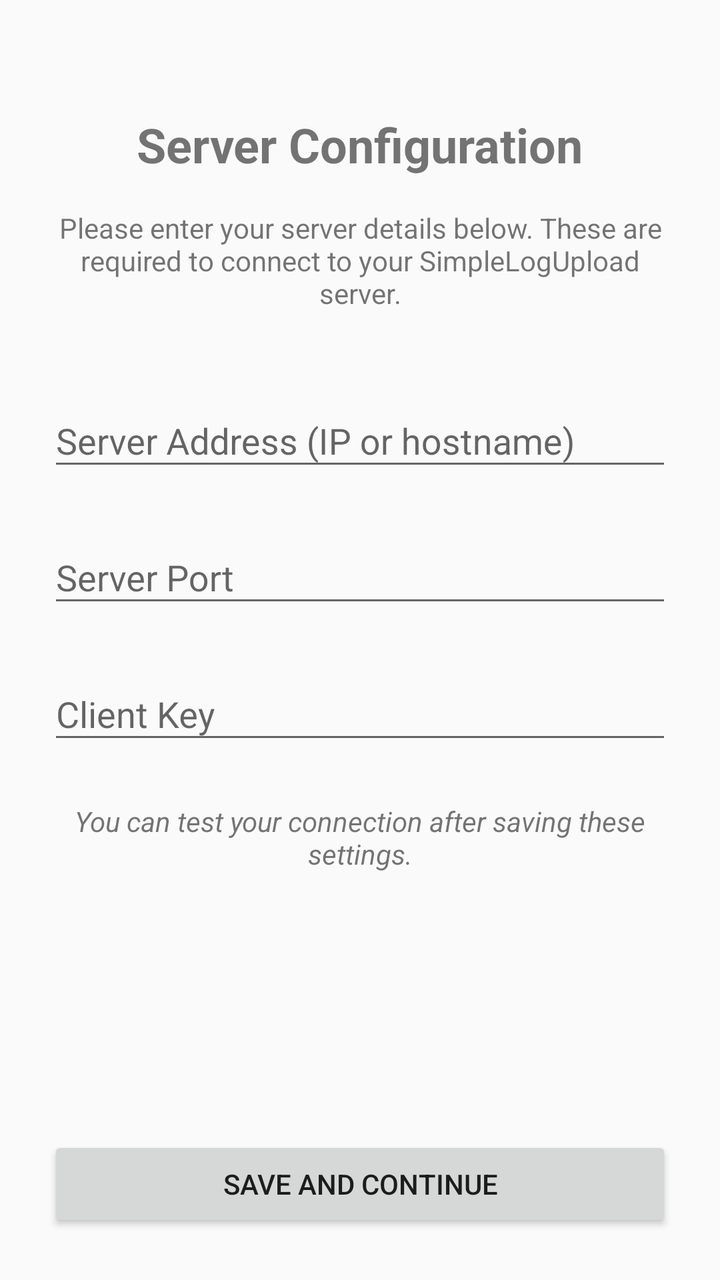
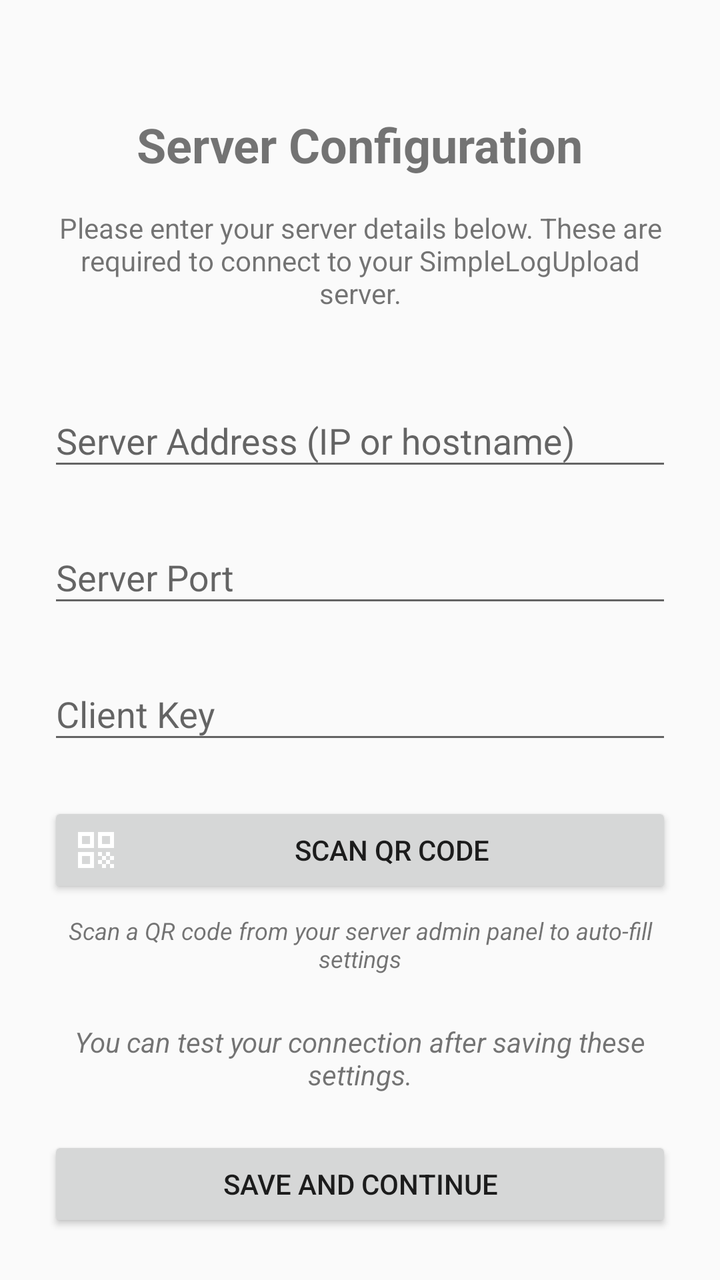

Compare the two renders of this Android layout. The source of the first and the diff that turns it into the second are given below.
<!-- AndroidManifest.xml: application theme Theme.AppCompat.DayNight.DarkActionBar -->
<!-- res/layout/activity_server_setup.xml -->
<?xml version="1.0" encoding="utf-8"?>
<androidx.constraintlayout.widget.ConstraintLayout xmlns:android="http://schemas.android.com/apk/res/android"
    xmlns:app="http://schemas.android.com/apk/res-auto"
    android:layout_width="match_parent"
    android:layout_height="match_parent"
    android:padding="24dp">

    <TextView
        android:id="@+id/setupTitle"
        android:layout_width="wrap_content"
        android:layout_height="wrap_content"
        android:layout_marginTop="32dp"
        android:text="Server Configuration"
        android:textSize="24sp"
        android:textStyle="bold"
        app:layout_constraintEnd_toEndOf="parent"
        app:layout_constraintStart_toStartOf="parent"
        app:layout_constraintTop_toTopOf="parent" />

    <TextView
        android:id="@+id/setupDescription"
        android:layout_width="match_parent"
        android:layout_height="wrap_content"
        android:layout_marginTop="16dp"
        android:text="Please enter your server details below. These are required to connect to your SimpleLogUpload server."
        android:textAlignment="center"
        app:layout_constraintEnd_toEndOf="parent"
        app:layout_constraintStart_toStartOf="parent"
        app:layout_constraintTop_toBottomOf="@+id/setupTitle" />

    <ScrollView
        android:layout_width="match_parent"
        android:layout_height="0dp"
        android:layout_marginTop="16dp"
        android:layout_marginBottom="16dp"
        app:layout_constraintBottom_toTopOf="@+id/finishSetupButton"
        app:layout_constraintEnd_toEndOf="parent"
        app:layout_constraintStart_toStartOf="parent"
        app:layout_constraintTop_toBottomOf="@+id/setupDescription">

        <LinearLayout
            android:layout_width="match_parent"
            android:layout_height="wrap_content"
            android:orientation="vertical">

            <com.google.android.material.textfield.TextInputLayout
                android:id="@+id/serverAddressLayout"
                android:layout_width="match_parent"
                android:layout_height="wrap_content"
                android:layout_marginTop="16dp"
                android:hint="Server Address (IP or hostname)">

                <com.google.android.material.textfield.TextInputEditText
                    android:id="@+id/serverAddressInput"
                    android:layout_width="match_parent"
                    android:layout_height="wrap_content"
                    android:inputType="text" />

            </com.google.android.material.textfield.TextInputLayout>

            <com.google.android.material.textfield.TextInputLayout
                android:id="@+id/serverPortLayout"
                android:layout_width="match_parent"
                android:layout_height="wrap_content"
                android:layout_marginTop="16dp"
                android:hint="Server Port">

                <com.google.android.material.textfield.TextInputEditText
                    android:id="@+id/serverPortInput"
                    android:layout_width="match_parent"
                    android:layout_height="wrap_content"
                    android:inputType="number" />

            </com.google.android.material.textfield.TextInputLayout>

            <com.google.android.material.textfield.TextInputLayout
                android:id="@+id/clientKeyLayout"
                android:layout_width="match_parent"
                android:layout_height="wrap_content"
                android:layout_marginTop="16dp"
                android:hint="Client Key">

                <com.google.android.material.textfield.TextInputEditText
                    android:id="@+id/clientKeyInput"
                    android:layout_width="match_parent"
                    android:layout_height="wrap_content"
                    android:inputType="text" />

            </com.google.android.material.textfield.TextInputLayout>

            <TextView
                android:id="@+id/testConnectionInfo"
                android:layout_width="match_parent"
                android:layout_height="wrap_content"
                android:layout_marginTop="24dp"
                android:text="You can test your connection after saving these settings."
                android:textAlignment="center"
                android:textStyle="italic" />

        </LinearLayout>
    </ScrollView>

    <Button
        android:id="@+id/finishSetupButton"
        android:layout_width="match_parent"
        android:layout_height="wrap_content"
        android:text="Save and Continue"
        android:padding="12dp"
        app:layout_constraintBottom_toBottomOf="parent"
        app:layout_constraintEnd_toEndOf="parent"
        app:layout_constraintStart_toStartOf="parent" />

</androidx.constraintlayout.widget.ConstraintLayout>
<!-- resources referenced by this layout -->
<resources>

</resources>

<!-- the commit's change to res/layout/activity_server_setup.xml (unified diff, before → after) -->
@@ -88,6 +88,27 @@
 
             </com.google.android.material.textfield.TextInputLayout>
 
+            
+            <Button
+                android:id="@+id/scanQrButton"
+                style="?attr/materialButtonOutlinedStyle"
+                android:layout_width="match_parent"
+                android:layout_height="wrap_content"
+                android:layout_marginTop="24dp"
+                android:text="@string/scan_qr_code_button"
+                android:drawableLeft="@drawable/ic_qr_scan"
+                android:drawablePadding="8dp"
+                android:paddingVertical="12dp" />
+
+            <TextView
+                android:layout_width="match_parent"
+                android:layout_height="wrap_content"
+                android:layout_marginTop="8dp"
+                android:text="@string/scan_qr_code_hint"
+                android:textAlignment="center"
+                android:textSize="12sp"
+                android:textStyle="italic" />
+
             <TextView
                 android:id="@+id/testConnectionInfo"
                 android:layout_width="match_parent"
<!-- resource entries referenced after the edit -->
@@ -1,5 +1,46 @@
 <!-- resources referenced by this layout -->
 <resources>
-
+  <!-- drawable ic_qr_scan (drawable) -->
+  <vector xmlns:android="http://schemas.android.com/apk/res/android"
+      android:width="24dp"
+      android:height="24dp"
+      android:viewportWidth="24"
+      android:viewportHeight="24">
+      <path
+          android:fillColor="@android:color/white"
+          android:pathData="M3,11h8V3H3V11zM5,5h4v4H5V5z"/>
+      <path
+          android:fillColor="@android:color/white"
+          android:pathData="M3,21h8v-8H3V21zM5,15h4v4H5V15z"/>
+      <path
+          android:fillColor="@android:color/white"
+          android:pathData="M13,3v8h8V3H13zM19,9h-4V5h4V9z"/>
+      <path
+          android:fillColor="@android:color/white"
+          android:pathData="M19,19h2v2h-2z"/>
+      <path
+          android:fillColor="@android:color/white"
+          android:pathData="M13,13h2v2h-2z"/>
+      <path
+          android:fillColor="@android:color/white"
+          android:pathData="M15,15h2v2h-2z"/>
+      <path
+          android:fillColor="@android:color/white"
+          android:pathData="M13,17h2v2h-2z"/>
+      <path
+          android:fillColor="@android:color/white"
+          android:pathData="M15,19h2v2h-2z"/>
+      <path
+          android:fillColor="@android:color/white"
+          android:pathData="M17,17h2v2h-2z"/>
+      <path
+          android:fillColor="@android:color/white"
+          android:pathData="M17,13h2v2h-2z"/>
+      <path
+          android:fillColor="@android:color/white"
+          android:pathData="M19,15h2v2h-2z"/>
+  </vector>
+  <string name="scan_qr_code_button">Scan QR Code</string>
+  <string name="scan_qr_code_hint">Scan a QR code from your server admin panel to auto-fill settings</string>
 </resources>
 
